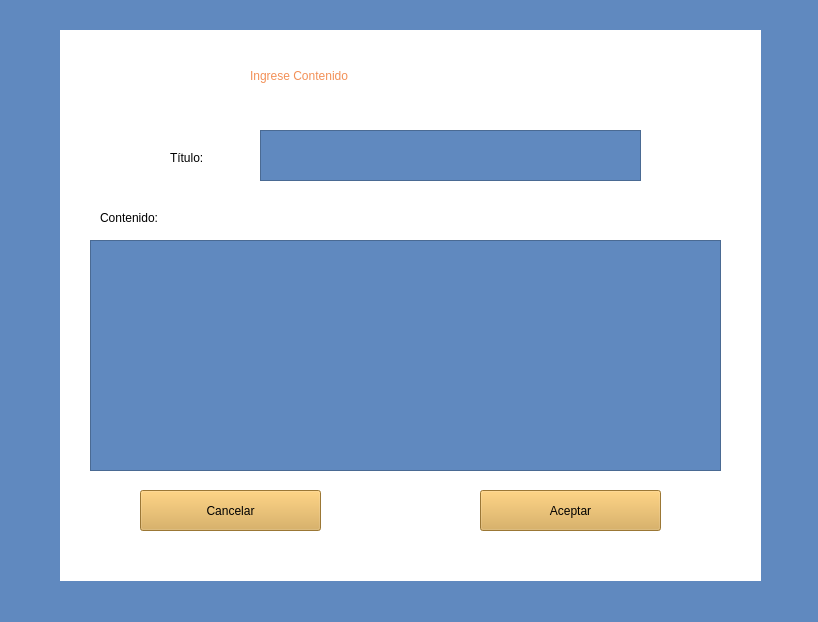
Shanem007/AulaVirtual, file contenido.ui: the form before one commit.
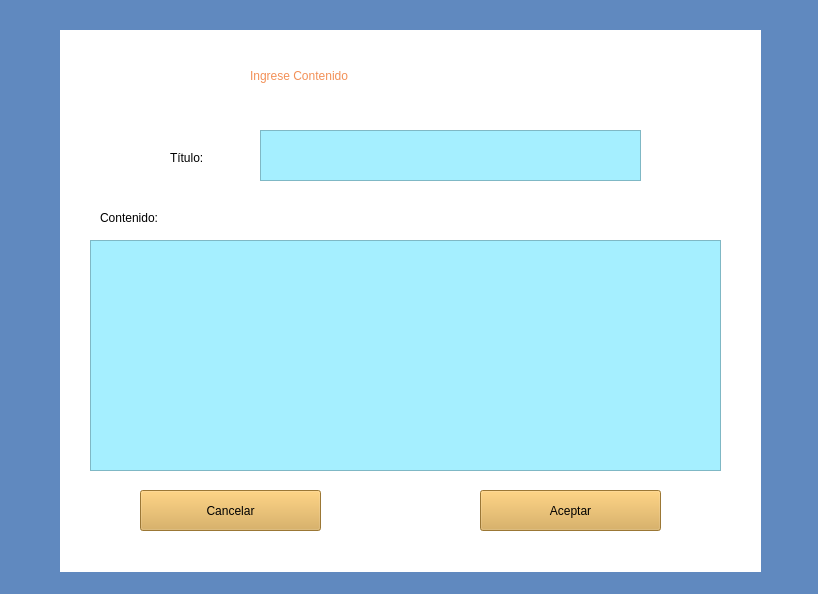
The form after the commit.

```diff
--- a/contenido.ui
+++ b/contenido.ui
@@ -7,7 +7,7 @@
     <x>0</x>
     <y>0</y>
     <width>818</width>
-    <height>622</height>
+    <height>594</height>
    </rect>
   </property>
   <property name="windowTitle">
@@ -61,6 +61,10 @@
       <height>51</height>
      </rect>
     </property>
+    <property name="styleSheet">
+     <string notr="true">
+background-color: rgb(165, 239, 255);</string>
+    </property>
    </widget>
    <widget class="QLabel" name="label_3">
     <property name="geometry">
@@ -88,6 +92,10 @@
       <height>231</height>
      </rect>
     </property>
+    <property name="styleSheet">
+     <string notr="true">
+background-color: rgb(165, 239, 255);</string>
+    </property>
    </widget>
    <widget class="QPushButton" name="botonCancelar">
     <property name="geometry">
```
